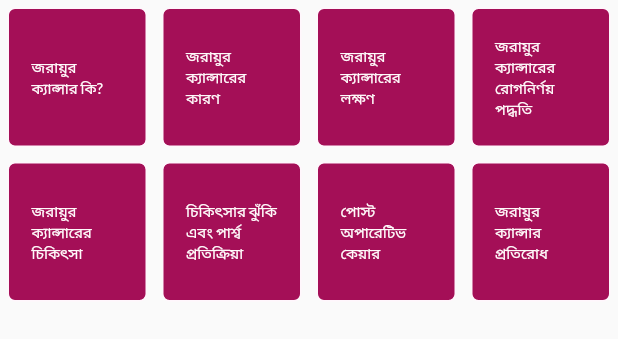
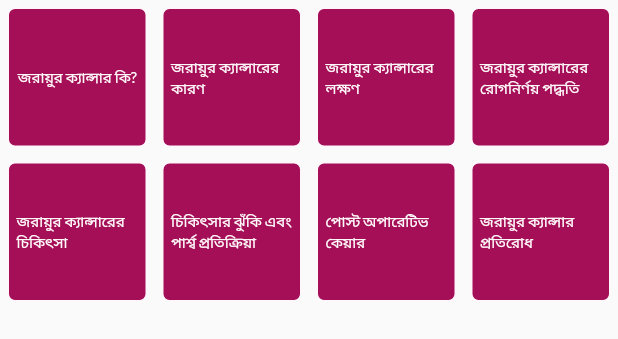
Before and after one commit to Geek-a-Byte/CervivorBD, a Flutter app: the CCIntroGridMenu widget shown alone on an empty page, opened directly, on a phone screen of 412 x 824 dp. Shown: the top 339 px of the screen. Run offline on Flutter 3.47's test engine with Material 2 defaults, Android fonts, the phone set to English and light mode, and no system bars; our stand-ins replace cached_network_image, cloud_firestore, firebase_auth, firebase_core, firebase_messaging, firebase_storage and 11 more; missing offline and left inert: popup_card; accounts and stored records are empty.

```diff
--- a/cervivorbd/lib/widgets/cc_intro_grid_menu.dart
+++ b/cervivorbd/lib/widgets/cc_intro_grid_menu.dart
@@ -35,7 +35,7 @@ class CCIntroGridMenu extends StatelessWidget {
                 ),
                 child: Center(
                   child: Padding(
-                    padding: const EdgeInsets.all(15),
+                    padding: const EdgeInsets.all(5),
                     child: Text(introMenu[index].label!,
                         style: const TextStyle(
                             fontSize: 10, color: kWhiteColor)),
```
Also changed, not shown: cervivorbd/pubspec.yaml (+10 -0 lines), cervivorbd/pubspec.lock, 2 other files.
